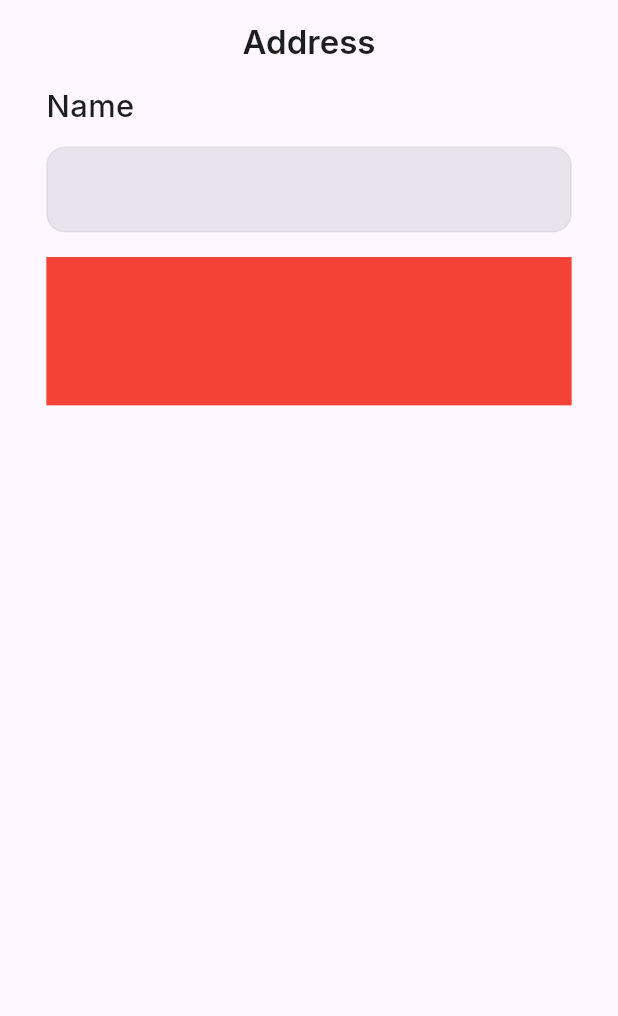
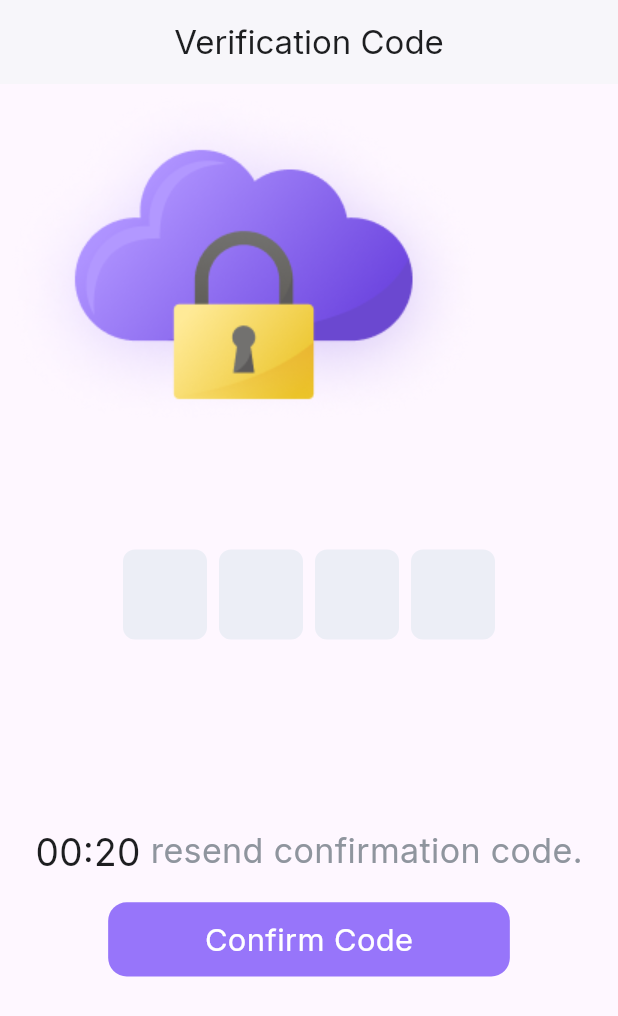
Before and after one commit to salman96007/littlelounge, a Flutter app: the screen it shows after launch, on a phone screen of 412 x 824 dp. Shown: the top 1016 px of the screen. Run offline on Flutter 3.47's test engine with Material 3 defaults, Android fonts, the phone set to English and light mode, and no system bars; drawn by our look-alikes of pinput; our stand-ins replace flutter_svg, google_fonts.

Commit message:
code page

```diff
--- a/lib/features/auth/screen/verificationcode.dart
+++ b/lib/features/auth/screen/verificationcode.dart
@@ -0,0 +1,64 @@
+import 'package:flutter/material.dart';
+import 'package:littlelounge/constant/colorconstant.dart';
+import 'package:pinput/pinput.dart';
+
+import '../../../constant/imageconstant.dart';
+import '../../../main.dart';
+
+class Verificationcode extends StatelessWidget {
+  const Verificationcode({super.key});
+
+  @override
+  Widget build(BuildContext context) {
+    return Scaffold(
+      appBar: AppBar(
+        centerTitle: true,
+        elevation: 1,
+        backgroundColor: ColorConst.primaryColor,
+        title: Text("Verification Code",style: TextStyle(color: ColorConst.secondary),),
+      ),
+      body: Column(
+        children: [
+          Row(
+            children: [
+              Image.asset(ImageConstant.forgotpassimg)
+            ],
+          ),
+          SizedBox(height: height*0.1,),
+          Row(
+            mainAxisAlignment: MainAxisAlignment.center,
+            children: [
+              Pinput(
+                length: 4,
+              )
+            ],
+          ),
+          SizedBox(height: height*0.15,),
+          Row(
+            mainAxisAlignment: MainAxisAlignment.center,
+            children: [
+              Text("00:20",style: TextStyle(fontSize: width*0.06,color: ColorConst.secondary),),
+              Text(" resend confirmation code.",style: TextStyle(fontSize: width*0.055,color: ColorConst.eighth),)
+            ],
+          ),
+          SizedBox(height: height*0.02,),
+          Row(
+            mainAxisAlignment: MainAxisAlignment.center,
+            children: [
+              Container(
+                alignment: Alignment.center,
+                height: height*0.060,
+                width: width*0.65,
+                child: Text("Confirm Code",style: TextStyle(color: ColorConst.primaryColor,fontSize: width*0.05),),
+                decoration: BoxDecoration(
+                    color: ColorConst.thirdColor,
+                    borderRadius: BorderRadius.circular(width*0.03)
+                ),
+              )
+            ],
+          )
+        ],
+      ),
+    );
+  }
+}
--- a/lib/main.dart
+++ b/lib/main.dart
@@ -2,6 +2,7 @@ import 'package:flutter/cupertino.dart';
 import 'package:flutter/material.dart';
 import 'package:google_fonts/google_fonts.dart';
 import 'package:littlelounge/features/auth/screen/createaccount.dart';
+import 'package:littlelounge/features/auth/screen/verificationcode.dart';
 import 'package:littlelounge/features/home/screen/homepage.dart';
 import 'package:littlelounge/features/payement/screen/saveaddresspage.dart';
 import 'package:littlelounge/features/splashscreen/screen/splashscreen.dart';
@@ -33,7 +34,7 @@ class _MyAppState extends State<MyApp> {
         theme: ThemeData(
             textTheme: GoogleFonts.interTextTheme()
         ),
-        home:Saveaddresspage(),
+        home:Verificationcode(),
         debugShowCheckedModeBanner: false,
       ),
     );
```
